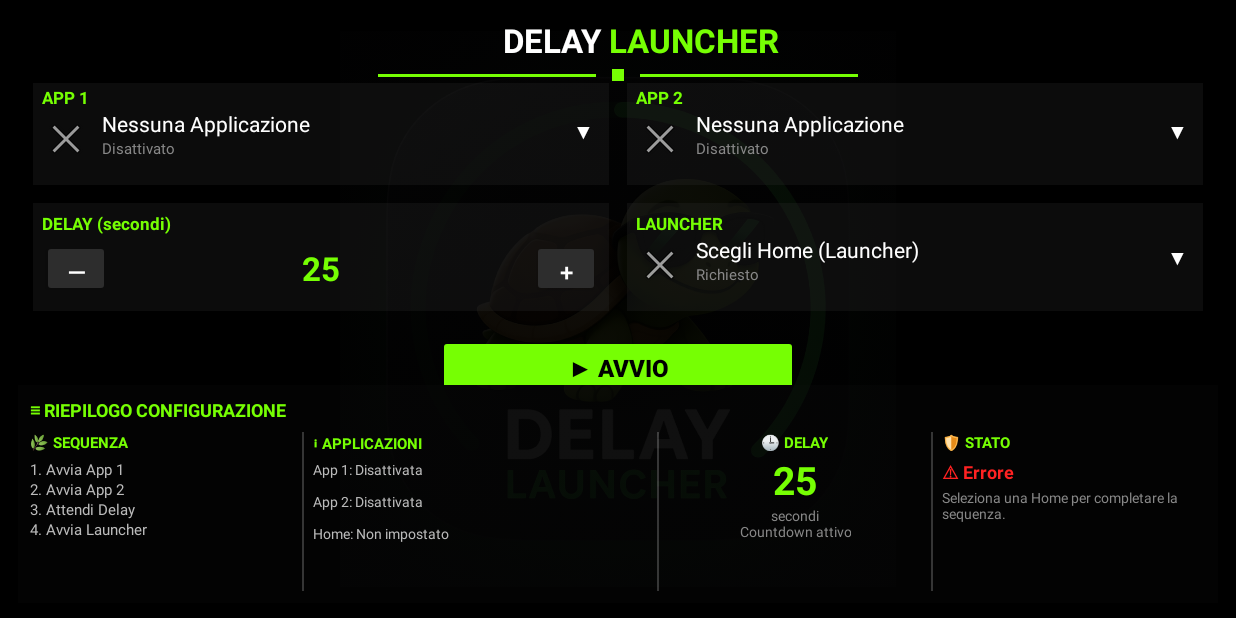
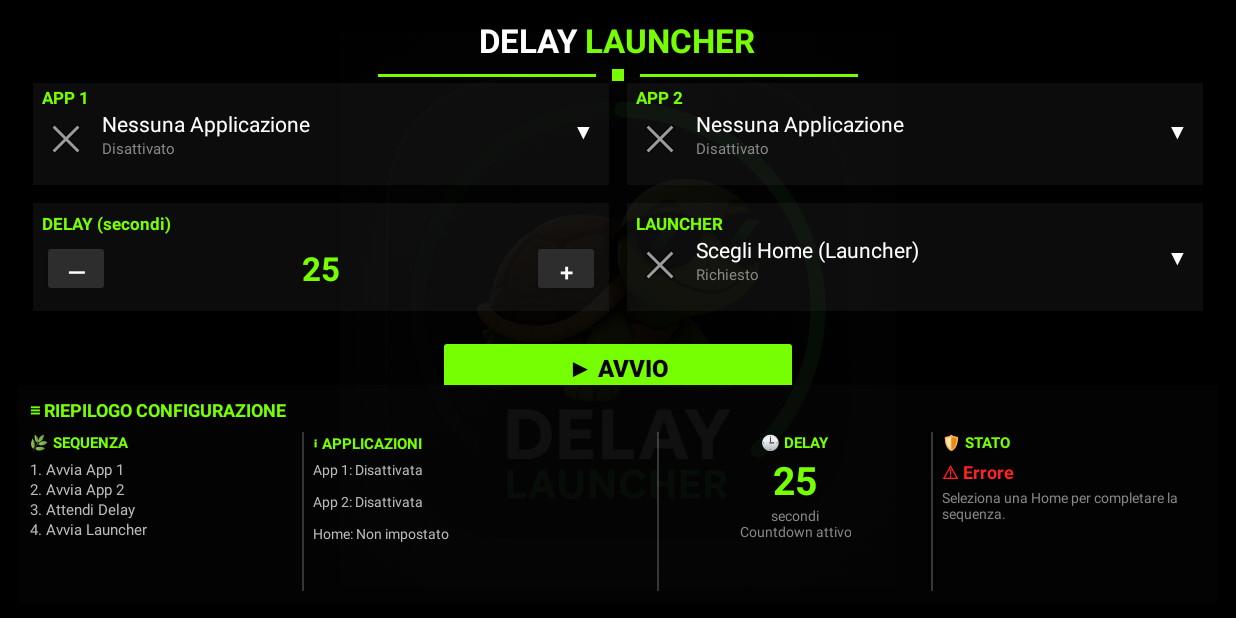
Before and after one commit to relief66/Delay_Launcher_Improve, an Android app: the screen it shows after launch (MainActivity), on a phone screen of 824 x 412 dp (held sideways). Run offline under Robolectric (Android 15) with nearby library versions, the light colour scheme and no system bars.

Commit message:
Remove unused ImageView and update drawable references

```diff
--- a/app/src/main/res/layout/activity_main.xml
+++ b/app/src/main/res/layout/activity_main.xml
@@ -27,12 +27,6 @@
             android:layout_height="wrap_content"
             android:orientation="horizontal"
             android:gravity="center_vertical">
-
-            <ImageView
-                android:layout_width="24dp"
-                android:layout_height="24dp"
-                android:src="@android:drawable/ic_menu_box"
-                android:layout_marginEnd="8dp"/>
 
             <TextView
                 android:layout_width="wrap_content"
@@ -118,7 +112,7 @@
                     android:layout_height="32dp"
                     android:layout_below="@id/lbl_app1"
                     android:layout_marginTop="4dp"
-                    android:src="@android:drawable/ic_menu_sym_def_app_icon"/>
+                    android:src="@android:drawable/sym_def_app_icon"/>
 
                 <LinearLayout
                     android:layout_width="match_parent"
@@ -187,7 +181,7 @@
                     android:layout_height="32dp"
                     android:layout_below="@id/lbl_app2"
                     android:layout_marginTop="4dp"
-                    android:src="@android:drawable/ic_menu_sym_def_app_icon"/>
+                    android:src="@android:drawable/sym_def_app_icon"/>
 
                 <LinearLayout
                     android:layout_width="match_parent"
@@ -310,7 +304,7 @@
                     android:layout_height="32dp"
                     android:layout_below="@id/lbl_launcher"
                     android:layout_marginTop="4dp"
-                    android:src="@android:drawable/ic_menu_sym_def_app_icon"/>
+                    android:src="@android:drawable/sym_def_app_icon"/>
 
                 <LinearLayout
                     android:layout_width="match_parent"
```
